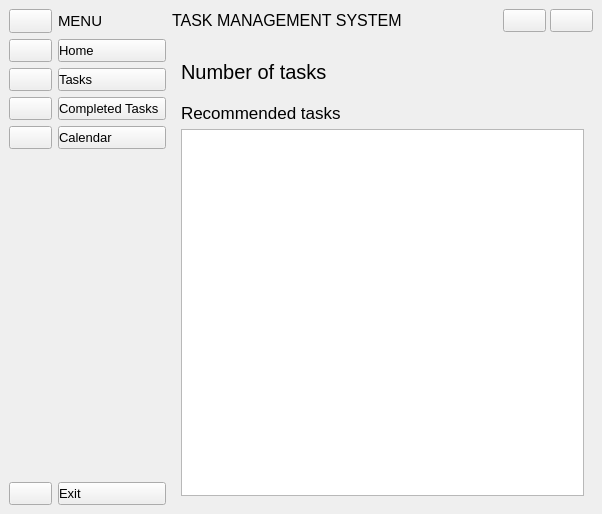
Above: ui/main_window.ui from VicMbugua/TaskManagementSystem before the change. Below: the same form after it.
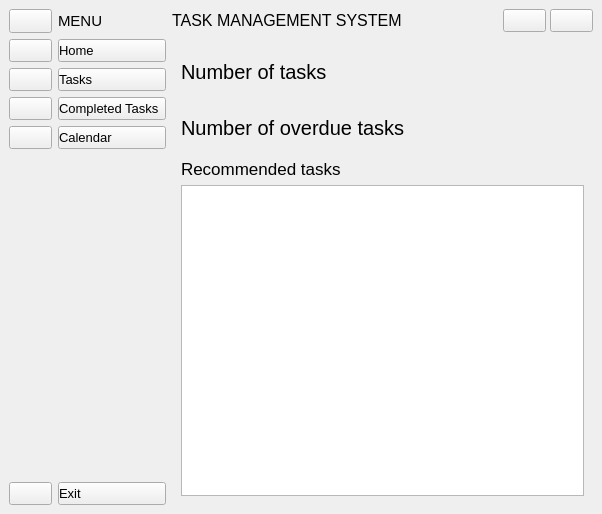
That is the form after the change. The open tabs and pages were chosen to show the change. Icons and pictures are not drawn.

```diff
--- a/ui/main_window.ui
+++ b/ui/main_window.ui
@@ -582,6 +582,49 @@
             </layout>
            </item>
            <item>
+            <layout class="QHBoxLayout" name="horizontalLayout_12">
+             <item>
+              <widget class="QLabel" name="no_of_overdue_tasks">
+               <property name="sizePolicy">
+                <sizepolicy hsizetype="Fixed" vsizetype="Preferred">
+                 <horstretch>0</horstretch>
+                 <verstretch>0</verstretch>
+                </sizepolicy>
+               </property>
+               <property name="minimumSize">
+                <size>
+                 <width>0</width>
+                 <height>50</height>
+                </size>
+               </property>
+               <property name="font">
+                <font>
+                 <pointsize>15</pointsize>
+                </font>
+               </property>
+               <property name="text">
+                <string>Number of overdue tasks</string>
+               </property>
+              </widget>
+             </item>
+             <item>
+              <spacer name="horizontalSpacer_9">
+               <property name="orientation">
+                <enum>Qt::Horizontal</enum>
+               </property>
+               <property name="sizeHint" stdset="0">
+                <size>
+                 <width>40</width>
+                 <height>20</height>
+                </size>
+               </property>
+              </spacer>
+             </item>
+            </layout>
+           </item>
+           <item>
+            <layout class="QHBoxLayout" name="horizontalLayout_13">
+             <item>
             <widget class="QLabel" name="label_6">
              <property name="font">
               <font>
@@ -592,6 +635,21 @@
               <string>Recommended tasks</string>
              </property>
             </widget>
+             </item>
+             <item>
+              <spacer name="horizontalSpacer_10">
+               <property name="orientation">
+                <enum>Qt::Horizontal</enum>
+               </property>
+               <property name="sizeHint" stdset="0">
+                <size>
+                 <width>40</width>
+                 <height>20</height>
+                </size>
+               </property>
+              </spacer>
+             </item>
+            </layout>
            </item>
            <item>
             <widget class="QTableView" name="filtered_tasks">
```
Left out of the diff: 2 changed lines with no effect on the pictures. Lines whose indentation alone changed are shown as unchanged.
